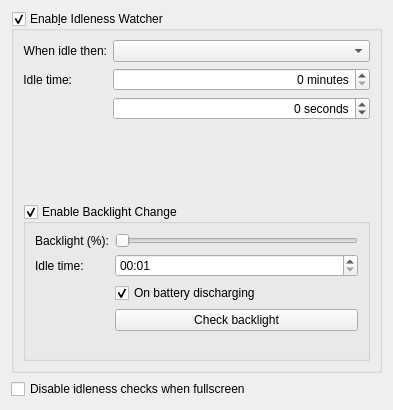
This is config/idlenesswatchersettings.ui in lxqt/lxqt-powermanagement as Qt 5 draws it before an edit. The edited form follows.
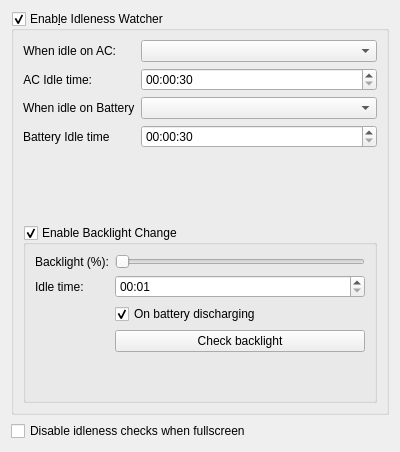
This is the edited form.

Commit message: Different idle behaviour on AC vs Battery. Config and src implementation. First attempt.

```diff
--- a/config/idlenesswatchersettings.ui
+++ b/config/idlenesswatchersettings.ui
@@ -6,8 +6,8 @@
    <rect>
     <x>0</x>
     <y>0</y>
-    <width>393</width>
-    <height>410</height>
+    <width>400</width>
+    <height>452</height>
    </rect>
   </property>
   <layout class="QVBoxLayout" name="verticalLayout">
@@ -31,7 +31,7 @@
            </sizepolicy>
           </property>
           <property name="text">
-           <string>When idle then:</string>
+           <string>When idle on AC:</string>
           </property>
           <property name="alignment">
            <set>Qt::AlignRight|Qt::AlignTrailing|Qt::AlignVCenter</set>
@@ -50,7 +50,7 @@
            </sizepolicy>
           </property>
           <property name="text">
-           <string>Idle time:</string>
+           <string>AC Idle time:</string>
           </property>
           <property name="alignment">
            <set>Qt::AlignRight|Qt::AlignTrailing|Qt::AlignVCenter</set>
@@ -58,33 +58,49 @@
          </widget>
         </item>
         <item row="1" column="1">
-         <widget class="QSpinBox" name="idleTimeMinutesSpinBox">
-          <property name="alignment">
-           <set>Qt::AlignRight|Qt::AlignTrailing|Qt::AlignVCenter</set>
+         <widget class="QTimeEdit" name="idleACTimeEdit">
+          <property name="toolTip">
+           <string>Minutes:Seconds (min: 00:30)</string>
           </property>
-          <property name="suffix">
-           <string> minutes</string>
+          <property name="minimumTime">
+           <time>
+            <hour>0</hour>
+            <minute>0</minute>
+            <second>30</second>
+           </time>
           </property>
-          <property name="maximum">
-           <number>999</number>
+         </widget>
+        </item>
+        <item row="2" column="0">
+         <widget class="QLabel" name="idleTimeBatteryLabel">
+          <property name="text">
+           <string>When idle on Battery</string>
+          </property>
+         </widget>
+        </item>
+        <item row="3" column="0">
+         <widget class="QLabel" name="idleBatteryActionLabel">
+          <property name="text">
+           <string>Battery Idle time</string>
+          </property>
+         </widget>
+        </item>
+        <item row="3" column="1">
+         <widget class="QTimeEdit" name="idleBatteryTimeEdit">
+          <property name="toolTip">
+           <string>Minutes:Seconds (min: 00:30)</string>
+          </property>
+          <property name="minimumTime">
+           <time>
+            <hour>0</hour>
+            <minute>0</minute>
+            <second>30</second>
+           </time>
           </property>
          </widget>
         </item>
         <item row="2" column="1">
-         <widget class="QSpinBox" name="idleTimeSecondsSpinBox">
-          <property name="alignment">
-           <set>Qt::AlignRight|Qt::AlignTrailing|Qt::AlignVCenter</set>
-          </property>
-          <property name="suffix">
-           <string> seconds</string>
-          </property>
-          <property name="minimum">
-           <number>-1</number>
-          </property>
-          <property name="maximum">
-           <number>60</number>
-          </property>
-         </widget>
+         <widget class="QComboBox" name="idleBatteryActionComboBox"/>
         </item>
        </layout>
       </item>
```
Left out of the diff: 6 changed lines with no effect on the pictures. The commit also changes 6 other files.
